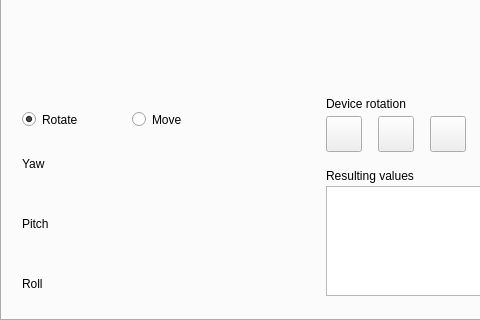
Old version of the form android/android-emu/android/skin/qt/extended-pages/virtual-sensors-page.ui in the repository vicamo/libandroid-emugl; both pictures show x 0 to 480 and y 260 to 580 of the 622 by 580 pixel window.
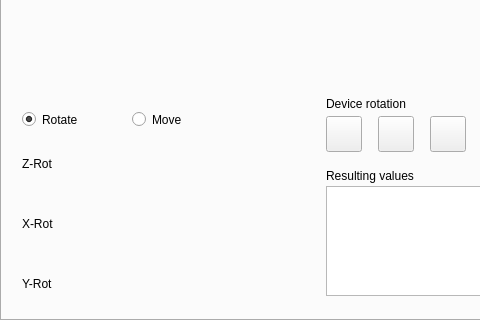
New version of the form. Icons and pictures are not drawn. Custom widgets are drawn as their Qt base class.

Commit message:
sensor: update documentation on sensor page
The using of yaw/pitch/roll is quite confusing,
considering Android and Qt have different naming
for Z-rotation, X-rotation and Y-Rotation.

This CL replaces those yaw/pitch/roll with more
straightforard naming: Z-rot/X-rot/Y-rot.

Hopefully, it is easier for anyone who has to
maintain the code in the future

The edit to the form file:
```diff
--- a/android/android-emu/android/skin/qt/extended-pages/virtual-sensors-page.ui
+++ b/android/android-emu/android/skin/qt/extended-pages/virtual-sensors-page.ui
@@ -256,12 +256,12 @@
         <rect>
          <x>10</x>
          <y>20</y>
-         <width>30</width>
+         <width>40</width>
          <height>15</height>
         </rect>
        </property>
        <property name="text">
-        <string>Yaw</string>
+        <string>Z-Rot</string>
        </property>
       </widget>
       <widget class="QLabel" name="label_2">
@@ -269,12 +269,12 @@
         <rect>
          <x>10</x>
          <y>80</y>
-         <width>30</width>
+         <width>40</width>
          <height>15</height>
         </rect>
        </property>
        <property name="text">
-        <string>Pitch</string>
+        <string>X-Rot</string>
        </property>
       </widget>
       <widget class="QLabel" name="label_3">
@@ -282,12 +282,12 @@
         <rect>
          <x>10</x>
          <y>140</y>
-         <width>30</width>
+         <width>40</width>
          <height>15</height>
         </rect>
        </property>
        <property name="text">
-        <string>Roll</string>
+        <string>Y-Rot</string>
        </property>
       </widget>
      </widget>
```
Left out of the diff: 6 changed lines with no effect on the pictures. The commit also changes 2 other files.
